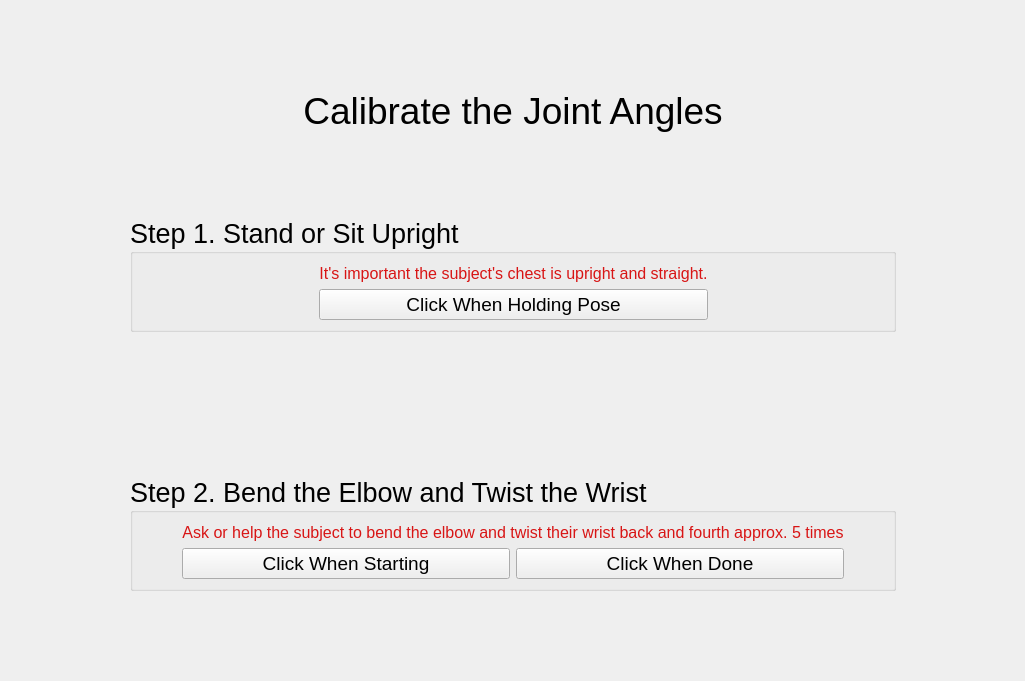
The window that LiveDataView/calibration_widget.ui (mmcinnes123/Delsys_GUI_For_Physios) describes before a commit, drawn with Qt 5.
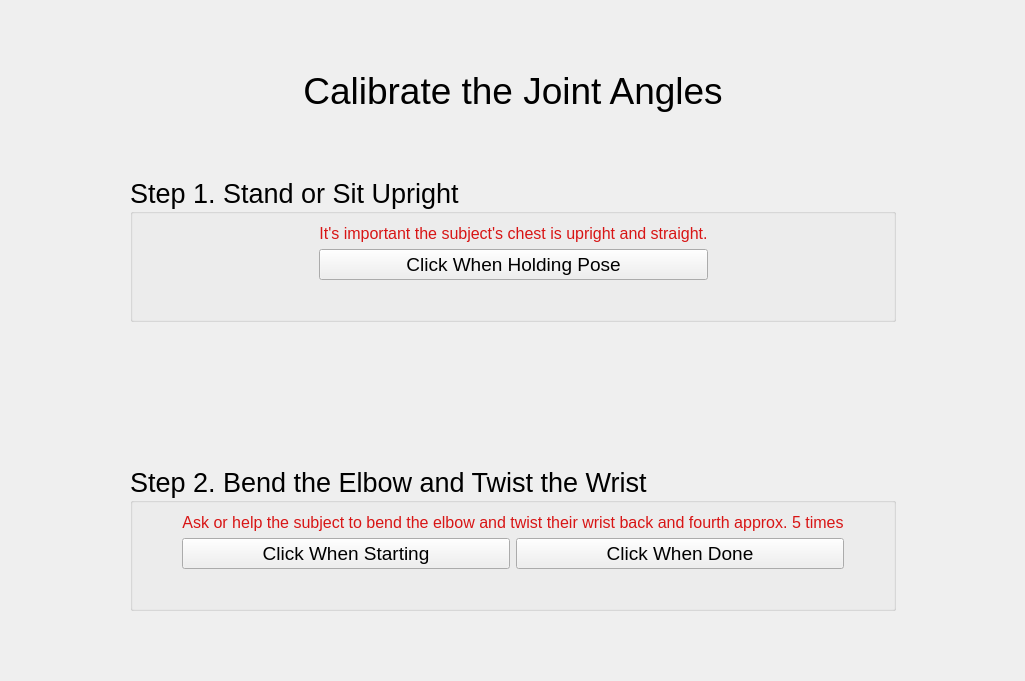
The same window after the commit.

Commit message: Added button/message functionality.

The edit to the form file:
```diff
--- a/LiveDataView/calibration_widget.ui
+++ b/LiveDataView/calibration_widget.ui
@@ -189,9 +189,74 @@
         </property>
        </spacer>
       </item>
+      <item row="2" column="1">
+       <widget class="QLabel" name="pose_statusMessage">
+        <property name="palette">
+         <palette>
+          <active>
+           <colorrole role="WindowText">
+            <brush brushstyle="SolidPattern">
+             <color alpha="255">
+              <red>0</red>
+              <green>220</green>
+              <blue>0</blue>
+             </color>
+            </brush>
+           </colorrole>
+          </active>
+          <inactive>
+           <colorrole role="WindowText">
+            <brush brushstyle="SolidPattern">
+             <color alpha="255">
+              <red>0</red>
+              <green>220</green>
+              <blue>0</blue>
+             </color>
+            </brush>
+           </colorrole>
+          </inactive>
+          <disabled>
+           <colorrole role="WindowText">
+            <brush brushstyle="SolidPattern">
+             <color alpha="255">
+              <red>120</red>
+              <green>120</green>
+              <blue>120</blue>
+             </color>
+            </brush>
+           </colorrole>
+          </disabled>
+         </palette>
+        </property>
+        <property name="font">
+         <font>
+          <pointsize>16</pointsize>
+         </font>
+        </property>
+        <property name="text">
+         <string/>
+        </property>
+        <property name="alignment">
+         <set>Qt::AlignCenter</set>
+        </property>
+       </widget>
+      </item>
      </layout>
     </widget>
    </item>
+   <item row="0" column="1">
+    <spacer name="verticalSpacer_4">
+     <property name="orientation">
+      <enum>Qt::Vertical</enum>
+     </property>
+     <property name="sizeHint" stdset="0">
+      <size>
+       <width>20</width>
+       <height>40</height>
+      </size>
+     </property>
+    </spacer>
+   </item>
    <item row="5" column="1" colspan="2">
     <widget class="QGroupBox" name="groupBox_2">
      <property name="font">
@@ -203,6 +268,19 @@
       <string>Step 2. Bend the Elbow and Twist the Wrist</string>
      </property>
      <layout class="QGridLayout" name="gridLayout_2">
+      <item row="0" column="3">
+       <spacer name="horizontalSpacer_4">
+        <property name="orientation">
+         <enum>Qt::Horizontal</enum>
+        </property>
+        <property name="sizeHint" stdset="0">
+         <size>
+          <width>40</width>
+          <height>20</height>
+         </size>
+        </property>
+       </spacer>
+      </item>
       <item row="0" column="0">
        <spacer name="horizontalSpacer_3">
         <property name="orientation">
@@ -292,18 +370,57 @@
         </property>
        </widget>
       </item>
-      <item row="0" column="3">
-       <spacer name="horizontalSpacer_4">
-        <property name="orientation">
-         <enum>Qt::Horizontal</enum>
+      <item row="2" column="1" colspan="2">
+       <widget class="QLabel" name="move_statusMessage">
+        <property name="palette">
+         <palette>
+          <active>
+           <colorrole role="WindowText">
+            <brush brushstyle="SolidPattern">
+             <color alpha="255">
+              <red>0</red>
+              <green>220</green>
+              <blue>0</blue>
+             </color>
+            </brush>
+           </colorrole>
+          </active>
+          <inactive>
+           <colorrole role="WindowText">
+            <brush brushstyle="SolidPattern">
+             <color alpha="255">
+              <red>0</red>
+              <green>220</green>
+              <blue>0</blue>
+             </color>
+            </brush>
+           </colorrole>
+          </inactive>
+          <disabled>
+           <colorrole role="WindowText">
+            <brush brushstyle="SolidPattern">
+             <color alpha="255">
+              <red>120</red>
+              <green>120</green>
+              <blue>120</blue>
+             </color>
+            </brush>
+           </colorrole>
+          </disabled>
+         </palette>
         </property>
-        <property name="sizeHint" stdset="0">
-         <size>
-          <width>40</width>
-          <height>20</height>
-         </size>
+        <property name="font">
+         <font>
+          <pointsize>16</pointsize>
+         </font>
         </property>
-       </spacer>
+        <property name="text">
+         <string/>
+        </property>
+        <property name="alignment">
+         <set>Qt::AlignCenter</set>
+        </property>
+       </widget>
       </item>
      </layout>
     </widget>
@@ -321,19 +438,6 @@
      </property>
     </spacer>
    </item>
-   <item row="0" column="1">
-    <spacer name="verticalSpacer_4">
-     <property name="orientation">
-      <enum>Qt::Vertical</enum>
-     </property>
-     <property name="sizeHint" stdset="0">
-      <size>
-       <width>20</width>
-       <height>40</height>
-      </size>
-     </property>
-    </spacer>
-   </item>
   </layout>
  </widget>
  <resources/>
```
The commit also changes 2 other files.
